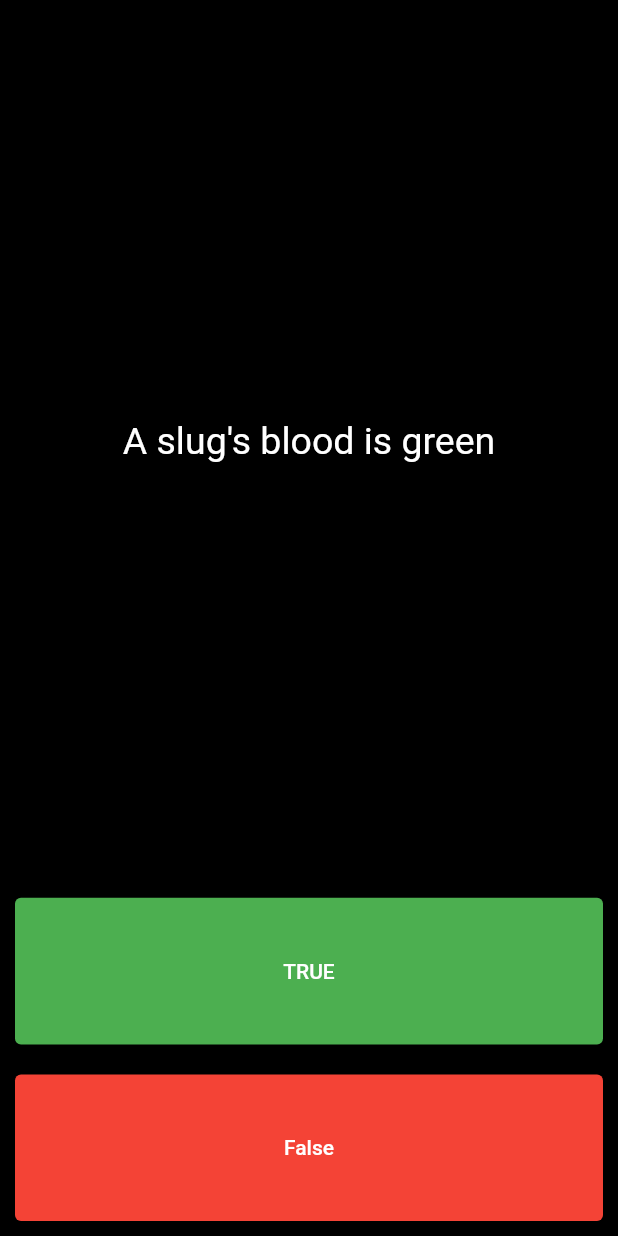
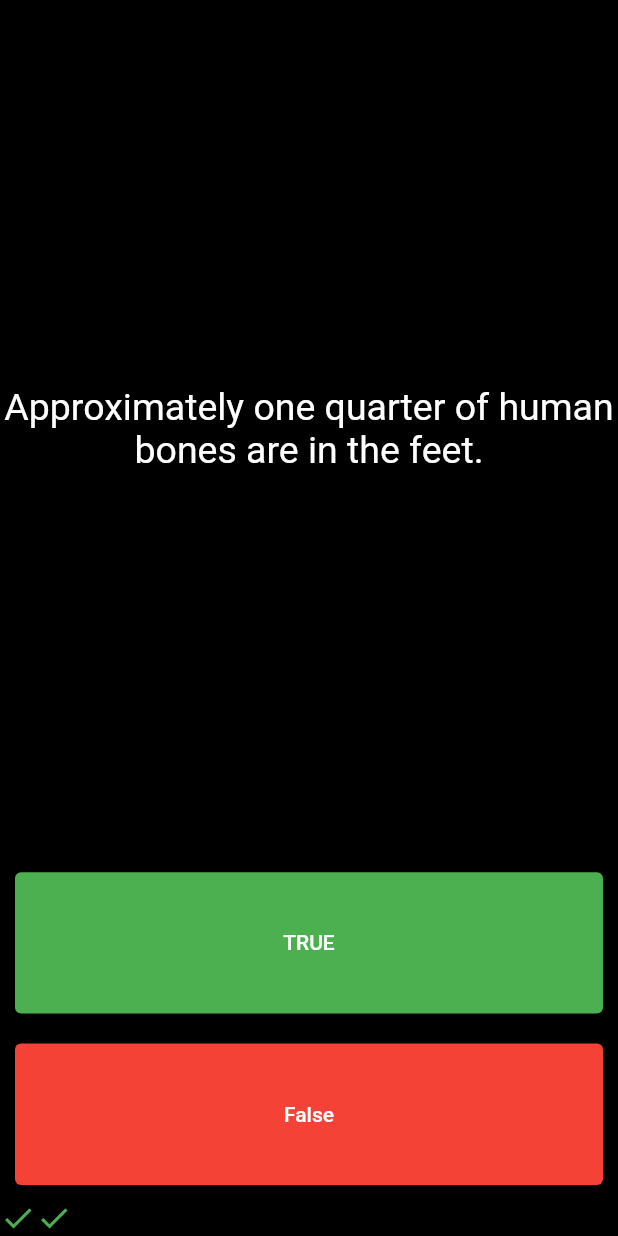
Before and after one commit to VishnuPuklath/QuizApp-Flutter, a Flutter app: the screen it shows after launch, after a tap on "TRUE", after a tap on "False", on a phone screen of 412 x 824 dp. Run offline on Flutter 3.47's test engine with Material 2 defaults, Android fonts, the phone set to English and light mode, and no system bars; our stand-ins replace rflutter_alert.

Commit message:
quiz scorekeeper added

```diff
--- a/lib/homepage.dart
+++ b/lib/homepage.dart
@@ -1,25 +1,65 @@
 import 'package:flutter/material.dart';
+import 'package:quizy/ques_brain.dart';
 import 'package:quizy/question.dart';
+import 'package:rflutter_alert/rflutter_alert.dart';
 
 class HomePage extends StatefulWidget {
-  const HomePage({Key? key}) : super(key: key);
+
+
 
   @override
   State<HomePage> createState() => _HomePageState();
 }
 
 class _HomePageState extends State<HomePage> {
-  // List<String> questions = [
-  //   'You can lead a cow down stairs but not up stairs.',
-  //   'Approximately one quarter of human bones are in the feet',
-  //   'A slug\'s blood is green'
-  // ];
+   QuizBrain quizBrain = QuizBrain();
+  List<Icon> scoreKeeper=[];
+  void checkAnswer(bool userPickedAnswer) {
+    bool? correctAnswer = quizBrain.getCorrectAnswer();
 
-  List<Question> questionBank = [
-    Question(q: 'You can lead a cow down stairs but not up stairs.', a: false),
-    Question(q: 'Approximately one quarter of human bones are in the feet', a: true),
-      Question(q: 'A slug\'s blood is green', a: false),
-  ];
+    setState(() {
+      //TODO: Step 4 - Use IF/ELSE to check if we've reached the end of the quiz. If so,
+      //On the next line, you can also use if (quizBrain.isFinished()) {}, it does the same thing.
+      if (quizBrain.isFinished() == true) {
+        //TODO Step 4 Part A - show an alert using rFlutter_alert,
+
+        //This is the code for the basic alert from the docs for rFlutter Alert:
+        //Alert(context: context, title: "RFLUTTER", desc: "Flutter is awesome.").show();
+
+        //Modified for our purposes:
+        Alert(
+          context: context,
+          title: 'Finished!',
+          desc: 'You\'ve reached the end of the quiz.',
+        ).show();
+
+        //TODO Step 4 Part C - reset the questionNumber,
+        quizBrain.reset();
+
+        //TODO Step 4 Part D - empty out the scoreKeeper.
+        scoreKeeper = [];
+      }
+
+      //TODO: Step 6 - If we've not reached the end, ELSE do the answer checking steps below 👇
+      else {
+        if (userPickedAnswer == correctAnswer) {
+          scoreKeeper.add(Icon(
+            Icons.check,
+            color: Colors.green,
+          ));
+        } else {
+          scoreKeeper.add(Icon(
+            Icons.close,
+            color: Colors.red,
+          ));
+        }
+        quizBrain.nextQuestion();
+      }
+    });
+  }
+
+
+
   int questionNumber = 0;
   @override
   Widget build(BuildContext context) {
@@ -34,7 +74,7 @@ class _HomePageState extends State<HomePage> {
                 flex: 5,
                 child: Center(
                   child: Text(
-                    questionBank[questionNumber].questionText.toString(),
+                    quizBrain.getQuestionText().toString(),
                     textAlign: TextAlign.center,
                     style: TextStyle(
                       color: Colors.white,
@@ -51,15 +91,7 @@ class _HomePageState extends State<HomePage> {
                       primary: Colors.green,
                     ),
                     onPressed: () {
-                  bool? correctAnswer=questionBank[questionNumber].questionAnswer;
-                  if(correctAnswer==true){
-                    print('user entered correct answer');
-                  }else{
-                    print('user entered wrong answer');
-                  }
-                      setState(() {
-                        questionNumber = questionNumber + 1;
-                      });
+                 checkAnswer(true);
                     },
                     child: Text('TRUE'),
                   ),
@@ -71,20 +103,12 @@ class _HomePageState extends State<HomePage> {
                   child: ElevatedButton(
                     style: ElevatedButton.styleFrom(primary: Colors.red),
                     onPressed: () {
-                      bool? correctAnswer=questionBank[questionNumber].questionAnswer;
-                  if(correctAnswer==false){
-                    print('user entered correct answer');
-                  }else{
-                    print('user entered wrong answer');
-                  }
-                      setState(() {
-                        questionNumber = questionNumber + 1;
-                      });
+                      checkAnswer(false);
                     },
                     child: Text('False'),
                   ),
                 ),
-              ),
+              ),Row(children:scoreKeeper,)
             ]),
       ),
     );
--- /dev/null
+++ b/lib/ques_brain.dart
@@ -0,0 +1,47 @@
+import 'question.dart';
+
+class QuizBrain {
+  int _questionNumber = 0;
+
+  List<Question> _questionBank = [
+    Question(q: 'Some cats are actually allergic to humans', a: true),
+    Question(q: 'You can lead a cow down stairs but not up stairs.',a:  false),
+    Question(q: 'Approximately one quarter of human bones are in the feet.', a: true),
+    Question(q: 'A slug\'s blood is green.', a: true),
+    Question(q: 'Buzz Aldrin\'s mother\'s maiden name was \"Moon\".', a:true),
+
+  ];
+
+  void nextQuestion() {
+    if (_questionNumber < _questionBank.length - 1) {
+      _questionNumber++;
+    }
+  }
+
+  String? getQuestionText() {
+    return _questionBank[_questionNumber].questionText;
+  }
+
+  bool? getCorrectAnswer() {
+    return _questionBank[_questionNumber].questionAnswer;
+  }
+
+  //TODO: Step 3 Part A - Create a method called isFinished() here that checks to see if we have reached the last question. It should return (have an output) true if we've reached the last question and it should return false if we're not there yet.
+
+  bool isFinished() {
+    if (_questionNumber >= _questionBank.length - 1) {
+      //TODO: Step 3 Part B - Use a print statement to check that isFinished is returning true when you are indeed at the end of the quiz and when a restart should happen.
+
+      print('Now returning true');
+      return true;
+
+    } else {
+      return false;
+    }
+  }
+
+  //TODO: Step 4 part B - Create a reset() method here that sets the questionNumber back to 0.
+  void reset() {
+    _questionNumber = 0;
+  }
+}
--- a/pubspec.yaml
+++ b/pubspec.yaml
@@ -29,6 +29,7 @@ environment:
 dependencies:
   flutter:
     sdk: flutter
+  rflutter_alert: ^2.0.4
 
 
   # The following adds the Cupertino Icons font to your application.
```
Also changed, not shown: pubspec.lock.
